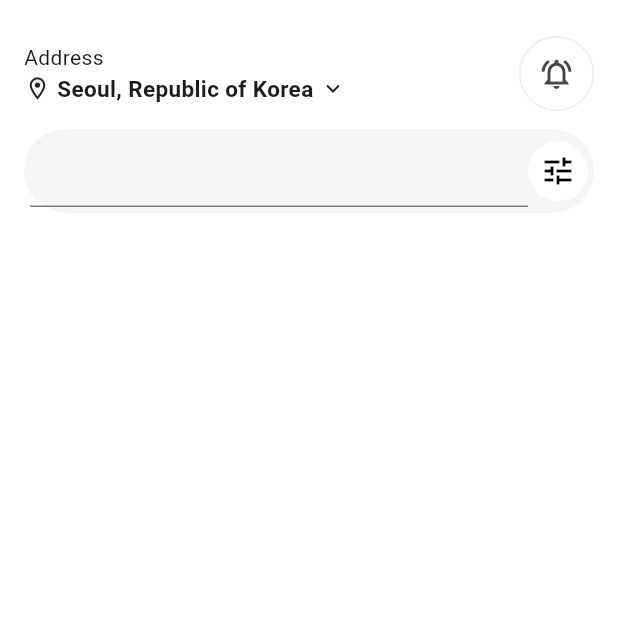
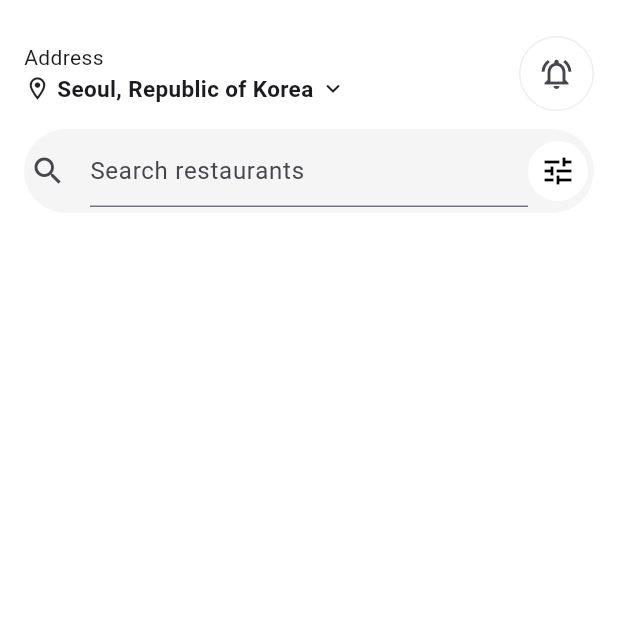
Before and after one commit to JAICHANGPARK/flutter_notebook_chapter_42, a Flutter app: the DeliveryMainPage screen opened directly, on a phone screen of 412 x 824 dp, the top half of it. Run offline on Flutter 3.47's test engine with Material 3 defaults, Android fonts, the phone set to English and light mode, and no system bars; our stand-ins replace date_picker_timeline, gap, hugeicons.

Commit message:
Update delivery_main_page.dart

```diff
--- a/lib/ep2130_delivery_app/view/delivery_main_page.dart
+++ b/lib/ep2130_delivery_app/view/delivery_main_page.dart
@@ -72,7 +72,14 @@ class _DeliveryMainPageState extends State<DeliveryMainPage> {
               padding: EdgeInsets.symmetric(horizontal: 4, vertical: 4),
               child: Row(
                 children: [
-                  Expanded(child: TextField()),
+                  Expanded(
+                    child: TextField(
+                      decoration: InputDecoration(
+                        icon: Icon(Icons.search),
+                        hintText: "Search restaurants",
+                      ),
+                    ),
+                  ),
                   CircleAvatar(
                     backgroundColor: Colors.white,
                     foregroundColor: Colors.black,
```
